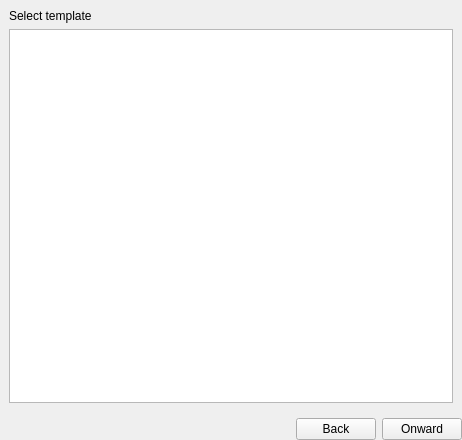
The window that libs/libcore/ui/HardwareWizard.ui (mrdeveloperdude/OctoMY) describes before a commit, drawn with Qt 5.
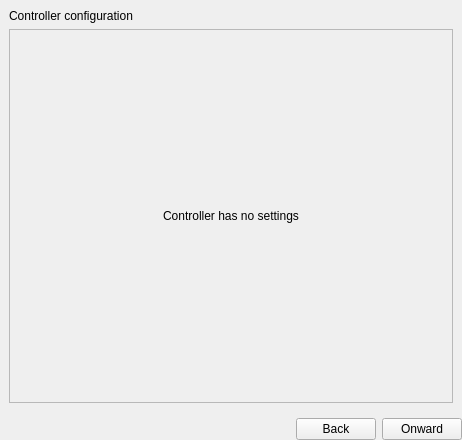
The same window after the commit. The open tabs and pages were chosen to show the change. Icons and pictures are not drawn. Custom widgets are drawn as their Qt base class.

Commit message: Huge strie towards having controller centric hardware configuration

```diff
--- a/libs/libcore/ui/HardwareWizard.ui
+++ b/libs/libcore/ui/HardwareWizard.ui
@@ -31,17 +31,17 @@
      <property name="currentIndex">
       <number>0</number>
      </property>
-     <widget class="QWidget" name="pageTemplate">
-      <layout class="QVBoxLayout" name="verticalLayout_2">
-       <item>
+     <widget class="QWidget" name="pageController">
+      <layout class="QGridLayout" name="gridLayout">
+       <item row="0" column="0">
         <widget class="QLabel" name="label">
          <property name="text">
-          <string>Select template</string>
+          <string>Select controller</string>
          </property>
         </widget>
        </item>
-       <item>
-        <widget class="QListView" name="listViewTemplate">
+       <item row="1" column="0" colspan="2">
+        <widget class="QListWidget" name="listWidgetController">
          <property name="alternatingRowColors">
           <bool>true</bool>
          </property>
@@ -54,6 +54,94 @@
            <height>32</height>
           </size>
          </property>
+         <item>
+          <property name="text">
+           <string>Arcbotics Hexy Servotor32 v2.1</string>
+          </property>
+          <property name="icon">
+           <iconset resource="../resources/icons.qrc">
+            <normaloff>:/icons/arcbotics_logo.svg</normaloff>:/icons/arcbotics_logo.svg</iconset>
+          </property>
+         </item>
+         <item>
+          <property name="text">
+           <string>ArduMY™</string>
+          </property>
+          <property name="icon">
+           <iconset resource="../resources/icons.qrc">
+            <normaloff>:/icons/ardumy.svg</normaloff>:/icons/ardumy.svg</iconset>
+          </property>
+         </item>
+         <item>
+          <property name="text">
+           <string>None</string>
+          </property>
+          <property name="icon">
+           <iconset resource="../resources/icons.qrc">
+            <normaloff>:/icons/unknown.svg</normaloff>:/icons/unknown.svg</iconset>
+          </property>
+         </item>
+        </widget>
+       </item>
+      </layout>
+     </widget>
+     <widget class="QWidget" name="page">
+      <layout class="QVBoxLayout" name="verticalLayout_2">
+       <item>
+        <widget class="QLabel" name="label_6">
+         <property name="sizePolicy">
+          <sizepolicy hsizetype="Minimum" vsizetype="Minimum">
+           <horstretch>0</horstretch>
+           <verstretch>0</verstretch>
+          </sizepolicy>
+         </property>
+         <property name="text">
+          <string>Controller configuration</string>
+         </property>
+        </widget>
+       </item>
+       <item>
+        <widget class="QScrollArea" name="scrollAreaControllerConfiguration">
+         <property name="widgetResizable">
+          <bool>true</bool>
+         </property>
+         <widget class="QWidget" name="scrollAreaWidgetContents">
+          <property name="geometry">
+           <rect>
+            <x>0</x>
+            <y>0</y>
+            <width>442</width>
+            <height>364</height>
+           </rect>
+          </property>
+          <layout class="QGridLayout" name="gridLayout_3">
+           <property name="leftMargin">
+            <number>0</number>
+           </property>
+           <property name="topMargin">
+            <number>0</number>
+           </property>
+           <property name="rightMargin">
+            <number>0</number>
+           </property>
+           <property name="bottomMargin">
+            <number>0</number>
+           </property>
+           <property name="spacing">
+            <number>0</number>
+           </property>
+           <item row="0" column="0">
+            <widget class="QLabel" name="labelControllerConfigPlaceholder">
+             <property name="text">
+              <string>Controller has no settings</string>
+             </property>
+             <property name="alignment">
+              <set>Qt::AlignCenter</set>
+             </property>
+            </widget>
+           </item>
+          </layout>
+         </widget>
         </widget>
        </item>
       </layout>
@@ -134,16 +222,16 @@
       </layout>
      </widget>
      <widget class="QWidget" name="pageProtocol">
-      <layout class="QVBoxLayout" name="verticalLayout_4">
-       <item>
+      <layout class="QGridLayout" name="gridLayout_2">
+       <item row="0" column="0">
         <widget class="QLabel" name="label_3">
          <property name="text">
           <string>Select protocol</string>
          </property>
         </widget>
        </item>
-       <item>
-        <widget class="QListWidget" name="listWidgetProtocol">
+       <item row="1" column="0" colspan="2">
+        <widget class="QListView" name="listViewTemplate">
          <property name="alternatingRowColors">
           <bool>true</bool>
          </property>
@@ -156,24 +244,6 @@
            <height>32</height>
           </size>
          </property>
-         <item>
-          <property name="text">
-           <string>Hexy Servotor32 Serial 2.1</string>
-          </property>
-          <property name="icon">
-           <iconset resource="../resources/icons.qrc">
-            <normaloff>:/icons/protocol.svg</normaloff>:/icons/protocol.svg</iconset>
-          </property>
-         </item>
-         <item>
-          <property name="text">
-           <string>ArduMY™ Serial</string>
-          </property>
-          <property name="icon">
-           <iconset resource="../resources/icons.qrc">
-            <normaloff>:/icons/ardumy.svg</normaloff>:/icons/ardumy.svg</iconset>
-          </property>
-         </item>
         </widget>
        </item>
       </layout>
```
The commit also changes 131 other files.
